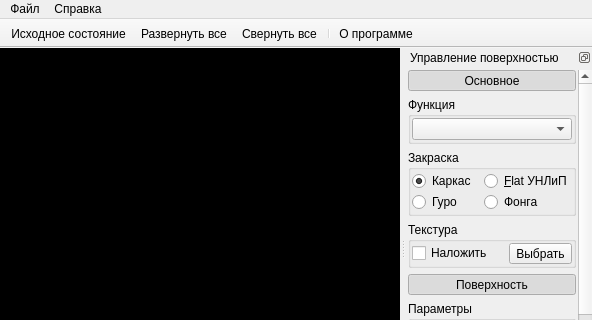
The window that xml/mainwindow.ui (zingibertram/igs-l4) describes before a commit, drawn with Qt 5; both pictures show x 0 to 592 and y 0 to 320 of the 592 by 470 pixel window.
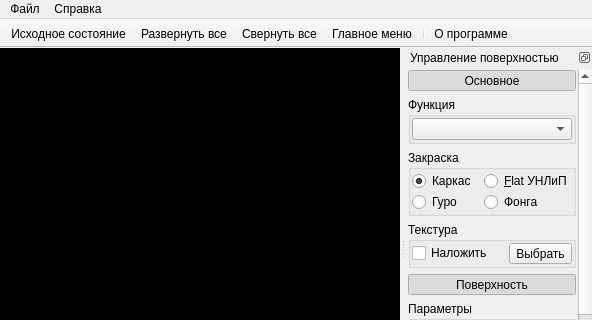
The same window after the commit. Icons and pictures are not drawn. Custom widgets are drawn as their Qt base class.

Commit message: Скрытие основного меню

Patch:
```diff
--- a/xml/mainwindow.ui
+++ b/xml/mainwindow.ui
@@ -7,7 +7,7 @@
     <x>0</x>
     <y>0</y>
     <width>569</width>
-    <height>465</height>
+    <height>467</height>
    </rect>
   </property>
   <property name="windowTitle">
@@ -112,6 +112,7 @@
    <addaction name="action_Reset"/>
    <addaction name="action_ExpandAll"/>
    <addaction name="action_CollapseAll"/>
+   <addaction name="showMainMenu_act"/>
    <addaction name="separator"/>
    <addaction name="action_About"/>
   </widget>
@@ -778,6 +779,18 @@
     <string>Свернуть все</string>
    </property>
   </action>
+  <action name="showMainMenu_act">
+   <property name="checkable">
+    <bool>true</bool>
+   </property>
+   <property name="icon">
+    <iconset resource="../common/icon_theme/breeze_classic/actions_16.qrc">
+     <normaloff>:/breeze_classic/actions/16/show-menu.svg</normaloff>:/breeze_classic/actions/16/show-menu.svg</iconset>
+   </property>
+   <property name="text">
+    <string>Главное меню</string>
+   </property>
+  </action>
  </widget>
  <layoutdefault spacing="6" margin="11"/>
  <customwidgets>
```
Left out of the diff: 13 changed lines with no effect on the pictures. The commit also changes 3 other files.
